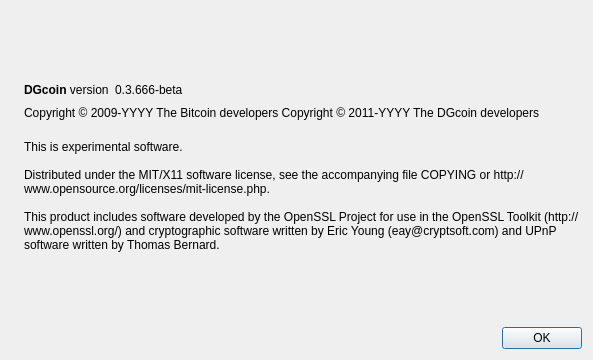
Old version of the form src/qt/forms/aboutdialog.ui in the repository didzdvaris-coin/dgcoin.
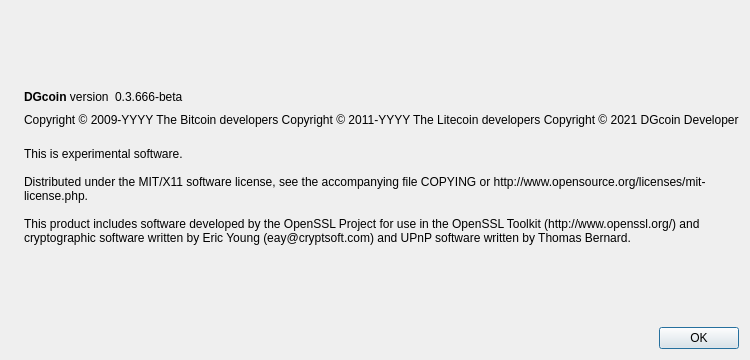
New version of the form. Icons and pictures are not drawn.

Diff of the .ui file:
```diff
--- a/src/qt/forms/aboutdialog.ui
+++ b/src/qt/forms/aboutdialog.ui
@@ -92,7 +92,8 @@
        </property>
        <property name="text">
         <string notr="true">Copyright &amp;copy; 2009-YYYY The Bitcoin developers
-Copyright &amp;copy; 2011-YYYY The DGcoin developers</string>
+Copyright &amp;copy; 2011-YYYY The Litecoin developers
+Copyright &amp;copy; 2021 DGcoin Developer</string>
        </property>
        <property name="textFormat">
         <enum>Qt::RichText</enum>
```
